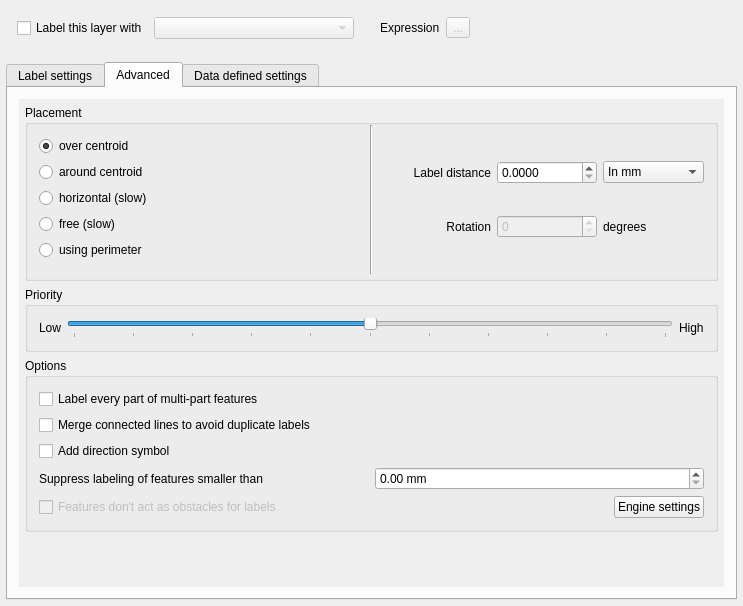
Qt form src/ui/qgslabelingguibase.ui (qgis/QGIS) before a commit.
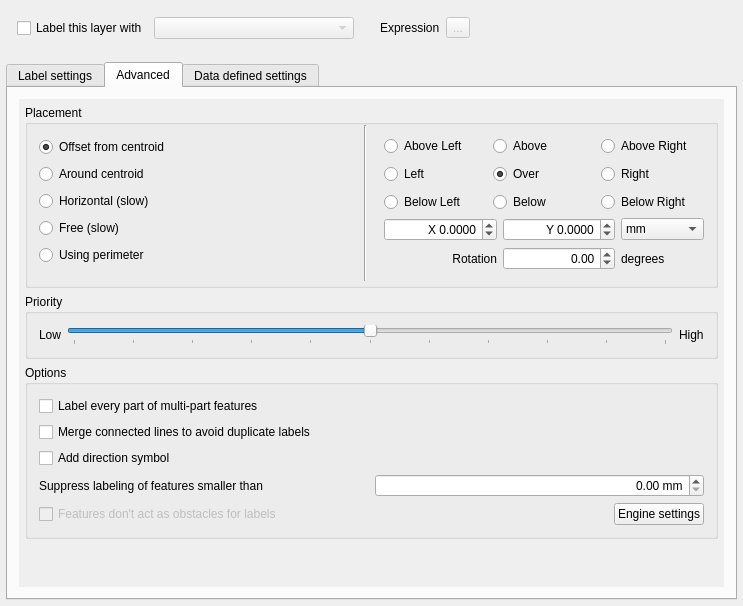
The same form after that commit. The open tabs and pages were chosen to show the change. Icons and pictures are not drawn. Custom widgets are drawn as their Qt base class.

Commit message: Add quadrant, offset, rotation for points/centroids in adv labeling

```diff
--- a/src/ui/qgslabelingguibase.ui
+++ b/src/ui/qgslabelingguibase.ui
@@ -1521,6 +1521,9 @@
                 </item>
                 <item>
                  <widget class="QDoubleSpinBox" name="mMinSizeSpinBox">
+                  <property name="alignment">
+                   <set>Qt::AlignRight|Qt::AlignTrailing|Qt::AlignVCenter</set>
+                  </property>
                   <property name="suffix">
                    <string> mm</string>
                   </property>
@@ -1618,6 +1621,12 @@
            </item>
            <item row="0" column="0">
             <widget class="QGroupBox" name="groupBox_5">
+             <property name="sizePolicy">
+              <sizepolicy hsizetype="Preferred" vsizetype="Maximum">
+               <horstretch>0</horstretch>
+               <verstretch>0</verstretch>
+              </sizepolicy>
+             </property>
              <property name="maximumSize">
               <size>
                <width>16777215</width>
@@ -1699,7 +1708,7 @@
                   <item>
                    <widget class="QRadioButton" name="radOverCentroid">
                     <property name="text">
-                     <string>over centroid</string>
+                     <string>Offset from centroid</string>
                     </property>
                     <property name="checked">
                      <bool>true</bool>
@@ -1709,28 +1718,28 @@
                   <item>
                    <widget class="QRadioButton" name="radAroundCentroid">
                     <property name="text">
-                     <string>around centroid</string>
+                     <string>Around centroid</string>
                     </property>
                    </widget>
                   </item>
                   <item>
                    <widget class="QRadioButton" name="radPolygonHorizontal">
                     <property name="text">
-                     <string>horizontal (slow)</string>
+                     <string>Horizontal (slow)</string>
                     </property>
                    </widget>
                   </item>
                   <item>
                    <widget class="QRadioButton" name="radPolygonFree">
                     <property name="text">
-                     <string>free (slow)</string>
+                     <string>Free (slow)</string>
                     </property>
                    </widget>
                   </item>
                   <item>
                    <widget class="QRadioButton" name="radPolygonPerimeter">
                     <property name="text">
-                     <string>using perimeter</string>
+                     <string>Using perimeter</string>
                     </property>
                    </widget>
                   </item>
@@ -1895,6 +1904,192 @@
                  </layout>
                 </widget>
                 <widget class="QWidget" name="pageOptionsEmpty"/>
+                <widget class="QWidget" name="pageOptionsPointOffset">
+                 <layout class="QGridLayout" name="gridLayout_20">
+                  <item row="1" column="0">
+                   <widget class="QDoubleSpinBox" name="mPointOffsetXOffsetSpinBox">
+                    <property name="sizePolicy">
+                     <sizepolicy hsizetype="Maximum" vsizetype="Fixed">
+                      <horstretch>0</horstretch>
+                      <verstretch>0</verstretch>
+                     </sizepolicy>
+                    </property>
+                    <property name="alignment">
+                     <set>Qt::AlignRight|Qt::AlignTrailing|Qt::AlignVCenter</set>
+                    </property>
+                    <property name="prefix">
+                     <string>X </string>
+                    </property>
+                    <property name="suffix">
+                     <string/>
+                    </property>
+                    <property name="decimals">
+                     <number>4</number>
+                    </property>
+                    <property name="minimum">
+                     <double>-9999999.000000000000000</double>
+                    </property>
+                    <property name="maximum">
+                     <double>9999999.000000000000000</double>
+                    </property>
+                   </widget>
+                  </item>
+                  <item row="2" column="2">
+                   <widget class="QLabel" name="label_27">
+                    <property name="text">
+                     <string>degrees</string>
+                    </property>
+                   </widget>
+                  </item>
+                  <item row="1" column="2">
+                   <widget class="QComboBox" name="mPointOffsetUnitsComboBox">
+                    <property name="sizePolicy">
+                     <sizepolicy hsizetype="Maximum" vsizetype="Fixed">
+                      <horstretch>0</horstretch>
+                      <verstretch>0</verstretch>
+                     </sizepolicy>
+                    </property>
+                    <item>
+                     <property name="text">
+                      <string>mm</string>
+                     </property>
+                    </item>
+                    <item>
+                     <property name="text">
+                      <string>map units</string>
+                     </property>
+                    </item>
+                   </widget>
+                  </item>
+                  <item row="1" column="1">
+                   <widget class="QDoubleSpinBox" name="mPointOffsetYOffsetSpinBox">
+                    <property name="sizePolicy">
+                     <sizepolicy hsizetype="Maximum" vsizetype="Fixed">
+                      <horstretch>0</horstretch>
+                      <verstretch>0</verstretch>
+                     </sizepolicy>
+                    </property>
+                    <property name="alignment">
+                     <set>Qt::AlignRight|Qt::AlignTrailing|Qt::AlignVCenter</set>
+                    </property>
+                    <property name="prefix">
+                     <string>Y </string>
+                    </property>
+                    <property name="suffix">
+                     <string/>
+                    </property>
+                    <property name="decimals">
+                     <number>4</number>
+                    </property>
+                    <property name="minimum">
+                     <double>-9999999.000000000000000</double>
+                    </property>
+                    <property name="maximum">
+                     <double>9999999.000000000000000</double>
+                    </property>
+                   </widget>
+                  </item>
+                  <item row="2" column="0">
+                   <widget class="QLabel" name="label_25">
+                    <property name="text">
+                     <string>Rotation</string>
+                    </property>
+                    <property name="alignment">
+                     <set>Qt::AlignRight|Qt::AlignTrailing|Qt::AlignVCenter</set>
+                    </property>
+                   </widget>
+                  </item>
+                  <item row="0" column="0" colspan="3">
+                   <layout class="QGridLayout" name="gridLayout_19">
+                    <property name="verticalSpacing">
+                     <number>8</number>
+                    </property>
+                    <item row="1" column="2">
+                     <widget class="QRadioButton" name="mPointOffsetRadioRight">
+                      <property name="text">
+                       <string>Right</string>
+                      </property>
+                     </widget>
+                    </item>
+                    <item row="0" column="2">
+                     <widget class="QRadioButton" name="mPointOffsetRadioAboveRight">
+                      <property name="text">
+                       <string>Above Right</string>
+                      </property>
+                     </widget>
+                    </item>
+                    <item row="0" column="0">
+                     <widget class="QRadioButton" name="mPointOffsetRadioAboveLeft">
+                      <property name="text">
+                       <string>Above Left</string>
+                      </property>
+                     </widget>
+                    </item>
+                    <item row="1" column="1">
+                     <widget class="QRadioButton" name="mPointOffsetRadioOver">
+                      <property name="text">
+                       <string>Over</string>
+                      </property>
+                      <property name="checked">
+                       <bool>true</bool>
+                      </property>
+                     </widget>
+                    </item>
+                    <item row="0" column="1">
+                     <widget class="QRadioButton" name="mPointOffsetRadioAbove">
+                      <property name="text">
+                       <string>Above</string>
+                      </property>
+                     </widget>
+                    </item>
+                    <item row="1" column="0">
+                     <widget class="QRadioButton" name="mPointOffsetRadioLeft">
+                      <property name="text">
+                       <string>Left</string>
+                      </property>
+                     </widget>
+                    </item>
+                    <item row="2" column="0">
+                     <widget class="QRadioButton" name="mPointOffsetRadioBelowLeft">
+                      <property name="text">
+                       <string>Below Left</string>
+                      </property>
+                     </widget>
+                    </item>
+                    <item row="2" column="1">
+                     <widget class="QRadioButton" name="mPointOffsetRadioBelow">
+                      <property name="text">
+                       <string>Below</string>
+                      </property>
+                     </widget>
+                    </item>
+                    <item row="2" column="2">
+                     <widget class="QRadioButton" name="mPointOffsetRadioBelowRight">
+                      <property name="text">
+                       <string>Below Right</string>
+                      </property>
+                     </widget>
+                    </item>
+                   </layout>
+                  </item>
+                  <item row="2" column="1">
+                   <widget class="QDoubleSpinBox" name="mPointOffsetAngleSpinBox">
+                    <property name="enabled">
+                     <bool>true</bool>
+                    </property>
+                    <property name="alignment">
+                     <set>Qt::AlignRight|Qt::AlignTrailing|Qt::AlignVCenter</set>
+                    </property>
+                    <property name="minimum">
+                     <double>-360.000000000000000</double>
+                    </property>
+                    <property name="maximum">
+                     <double>360.000000000000000</double>
+                    </property>
+                   </widget>
+                  </item>
+                 </layout>
+                </widget>
                </widget>
               </item>
              </layout>
```
Left out of the diff: 18 changed lines with no effect on the pictures. The commit also changes 4 other files.
